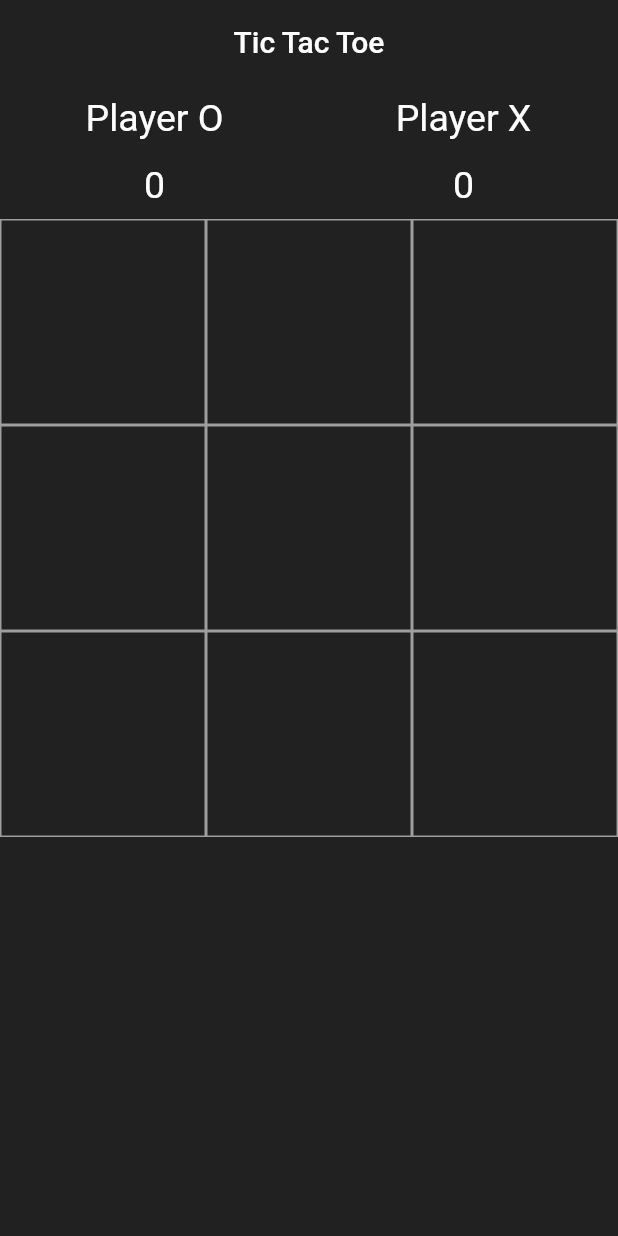
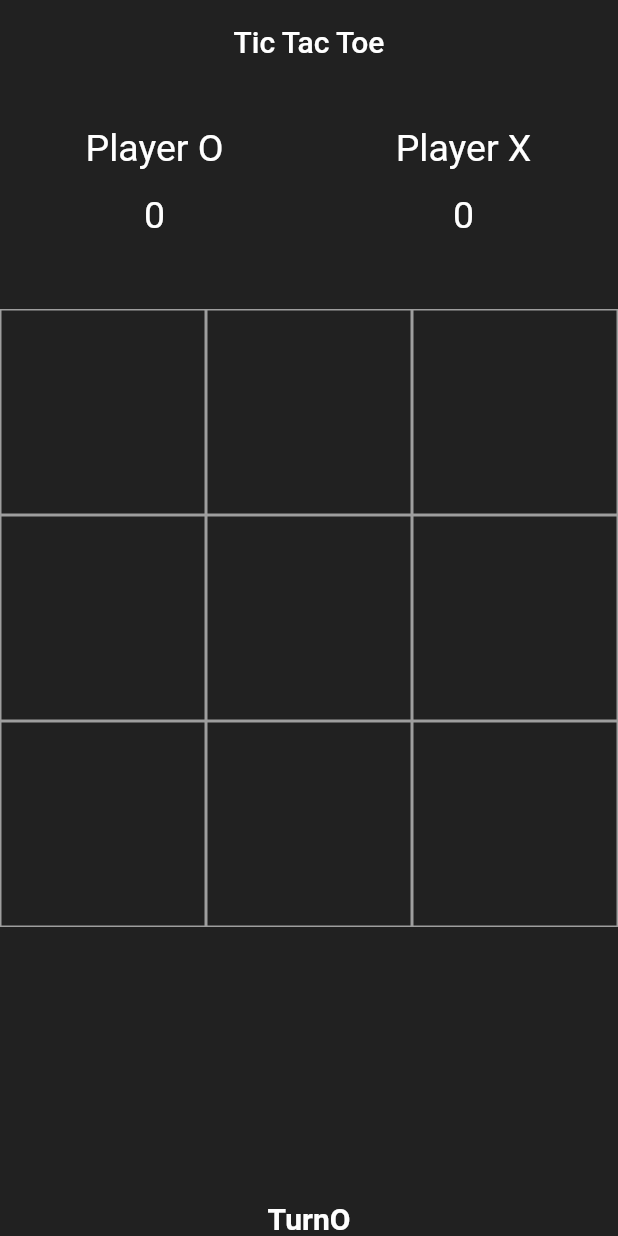
Before and after one commit to mehrdadmoradi001/Application_Tic_Toc_Toe, a Flutter app: the screen it shows after launch, on a phone screen of 412 x 824 dp. Run offline on Flutter 3.47's test engine with Material 2 defaults, Android fonts, the phone set to English and light mode, and no system bars.

Commit message:
1- change to StatefulWidget 2- getTurn() 3- onTap in GridView.builder 4- tapped(int index)

```diff
--- a/lib/screens/home_screen.dart
+++ b/lib/screens/home_screen.dart
@@ -1,7 +1,16 @@
 import 'package:flutter/material.dart';
 
-class Home extends StatelessWidget {
+class Home extends StatefulWidget {
   const Home({Key? key}) : super(key: key);
+
+  @override
+  State<Home> createState() => _HomeState();
+}
+
+class _HomeState extends State<Home> {
+  bool isTurnO = true;
+
+  List<String> xOroList = ['', '', '', '', '', '', '', '', ''];
 
   @override
   Widget build(BuildContext context) {
@@ -13,32 +22,71 @@ class Home extends StatelessWidget {
         backgroundColor: Colors.grey[900],
       ),
       backgroundColor: Colors.grey[900],
-      body: Column(children: [
+      body: SafeArea(
+        child: Column(
+          children: [
+            SizedBox(height: 20.0),
             getScoreBored(),
+            SizedBox(height: 40.0),
             getGridView(),
-      ],),
+            getTurn(),
+          ],
+        ),
+      ),
     );
   }
 
+  Widget getTurn() {
+    return Text(
+      isTurnO ? 'TurnO' : 'TurnX',
+      style: TextStyle(
+          fontSize: 20.0, fontWeight: FontWeight.bold, color: Colors.white),
+    );
+  }
 
   Widget getGridView() {
-    return GridView.builder(
-      shrinkWrap: true,
+    return Expanded(
+      child: GridView.builder(
         itemCount: 9,
         gridDelegate:
             SliverGridDelegateWithFixedCrossAxisCount(crossAxisCount: 3),
         itemBuilder: (BuildContext context, int index) {
-        return Container(
+          return GestureDetector(
+            onTap: () {
+              tapped(index);
+            },
+            child: Container(
               width: 100,
               height: 100,
               decoration: BoxDecoration(
                 border: Border.all(color: Colors.grey),
               ),
+              child: Center(
+                child: Text(
+                  xOroList[index],
+                  style: TextStyle(fontSize: 40, color: Colors.white),
+                ),
+              ),
+            ),
           );
         },
+      ),
     );
   }
 
+  void tapped(int index) {
+    print('$index');
+    setState(() {
+      if (isTurnO && xOroList[index] == '') {
+        xOroList[index] = 'O';
+        isTurnO = false;
+      }
+      if (!isTurnO && xOroList[index] == '') {
+        xOroList[index] = 'X';
+        isTurnO = true;
+      }
+    });
+  }
 
   Widget getScoreBored() {
     return Row(
```
Lines whose indentation alone changed are shown as unchanged.
